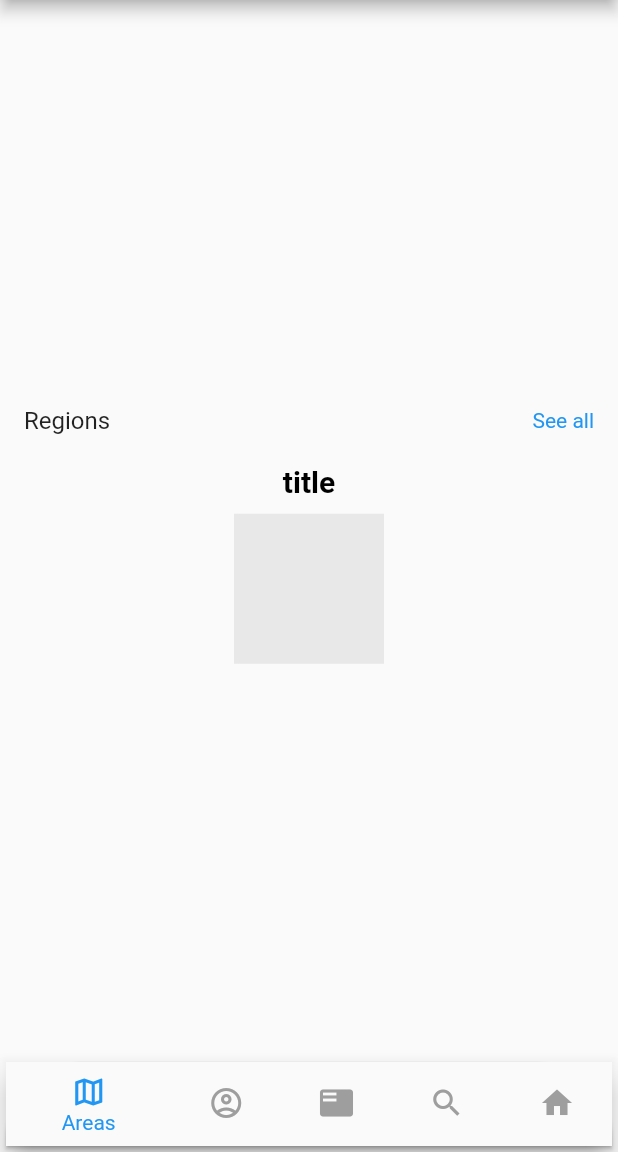
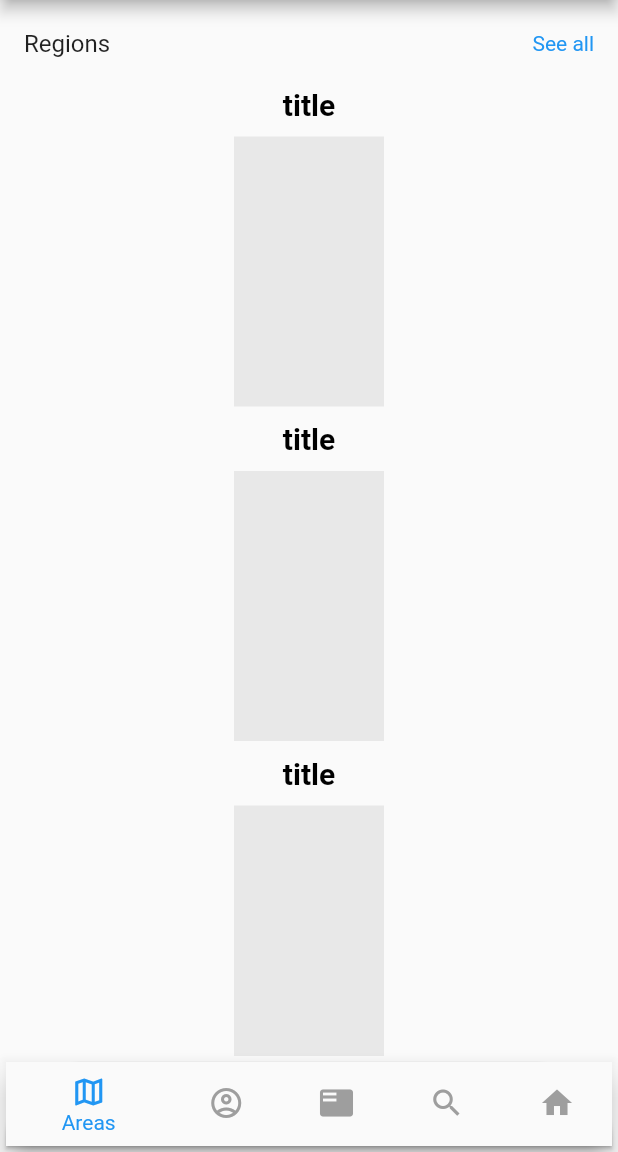
Before and after one commit to benyawmin/FlutterNewsApp, a Flutter app: the screen it shows after launch, on a phone screen of 412 x 824 dp, the part 84-1236 px from its top. Run offline on Flutter 3.47's test engine with Material 2 defaults, Android fonts, the phone set to English and light mode, and no system bars; our stand-ins replace cached_network_image, rxdart, share_plus, sqflite; accounts and stored records are empty; network calls fail.

Commit message:
just commiting

```diff
--- /dev/null
+++ b/lib/src/accessories/accessory.dart
@@ -0,0 +1,5 @@
+//converts hex color to flutter color
+import 'dart:ui';
+Color hexToColor(String code) {
+  return new Color(int.parse(code.substring(1, 7), radix: 16) + 0xFF000000);
+}
--- a/lib/src/screens/area.dart
+++ b/lib/src/screens/area.dart
@@ -17,7 +17,7 @@ class Area extends StatelessWidget {
           //   children: [
           // for (var i in regions.length)
           // Text('Latest News From ${i.key}'),
-          // for (var v in regions.values)
+          for (var v in regions.values)
           Column(
             children: [
               // Align(
@@ -31,14 +31,14 @@ class Area extends StatelessWidget {
                     fontSize: 20),
               ),
               // ),
+              Container(
+                height: 200,
+                child: HorizontalLatestList(
+                    bloc, bloc.filteredByRegionStream, v, 'Region'),
+              )
               // Container(
-              //   height: 200,
-              //   child: HorizontalLatestList(
-              //       bloc, bloc.filteredByRegionStream, v, 'Region'),
+              //   child: HorizontalLatestList(bloc, bloc.filteredByRegionStream),
               // )
-              Container(
-                child: HorizontalLatestList(bloc, bloc.filteredByRegionStream),
-              )
             ],
           )
           //   ],
--- a/lib/src/widgets/horizontal_latest_list.dart
+++ b/lib/src/widgets/horizontal_latest_list.dart
@@ -7,18 +7,20 @@ import 'package:share_plus/share_plus.dart';
 class HorizontalLatestList extends StatelessWidget {
   final bloc;
   final blocStream;
-  // final typeData;
-  // final type;
+  final typeData;
+  final type;
 
   HorizontalLatestList(this.bloc, this.blocStream,
-  //  this.typeData, this.type
+   this.typeData, this.type
    );
 
   @override
   Widget build(BuildContext context) {
-    // if (type == 'Region') {
-    //   bloc.fetchByRegion(typeData);
-    // } else if (type == 'Category') {}
+    if (type == 'Region') {
+      bloc.fetchByRegion(typeData);
+    } else if (type == 'Category') {
+
+    }
     return StreamBuilder(
       stream: blocStream,
       builder: (BuildContext context, AsyncSnapshot snapshot) {
```
Also changed, not shown: lib/src/screens/Search.dart (+10 -3 lines), lib/src/widgets/news_list_builder_items.dart (+22 -9 lines), lib/src/widgets/searchbar.dart (+2 -7 lines).
